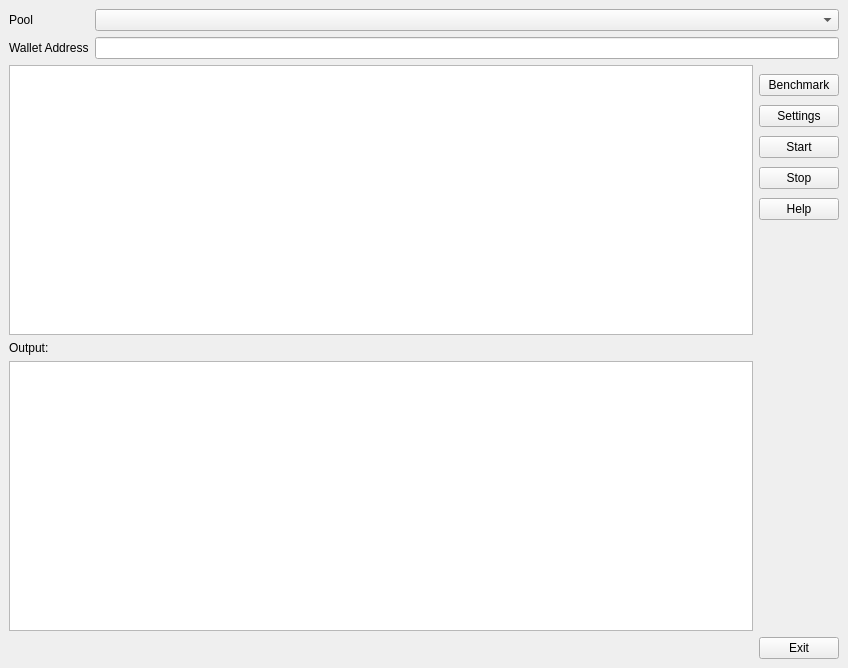
Qt form forms/miningdialog.ui (216k155/phi-miner) before a commit.
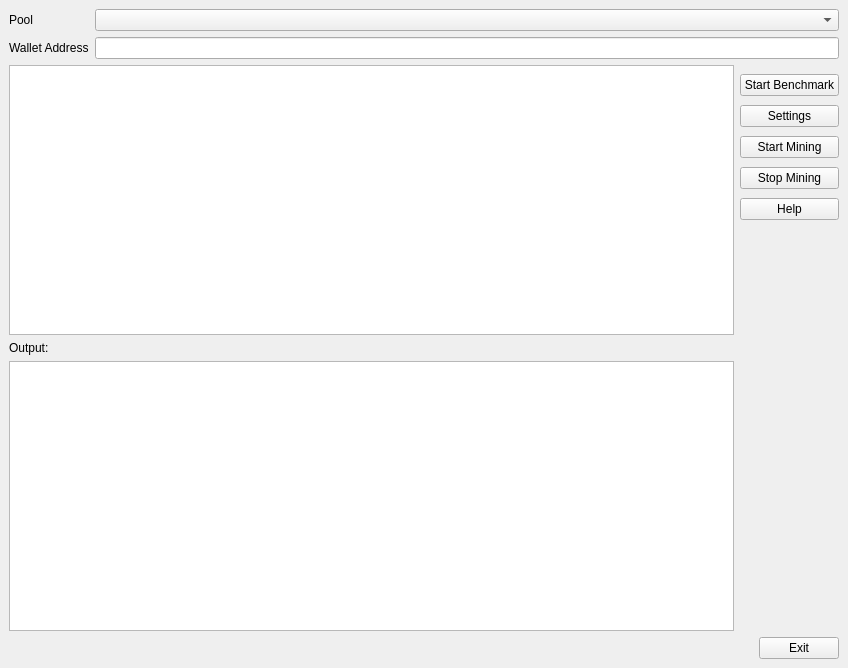
The same form after that commit.

```diff
--- a/forms/miningdialog.ui
+++ b/forms/miningdialog.ui
@@ -74,7 +74,7 @@
           <item>
            <widget class="QPushButton" name="benchmarkButton">
             <property name="text">
-             <string>Benchmark</string>
+             <string>Start Benchmark</string>
             </property>
            </widget>
           </item>
@@ -88,7 +88,7 @@
           <item>
            <widget class="QPushButton" name="startButton">
             <property name="text">
-             <string>Start</string>
+             <string>Start Mining</string>
             </property>
            </widget>
           </item>
@@ -101,7 +101,7 @@
              </sizepolicy>
             </property>
             <property name="text">
-             <string>Stop</string>
+             <string>Stop Mining</string>
             </property>
            </widget>
           </item>
```
Left out of the diff: 2 changed lines with no effect on the pictures.
